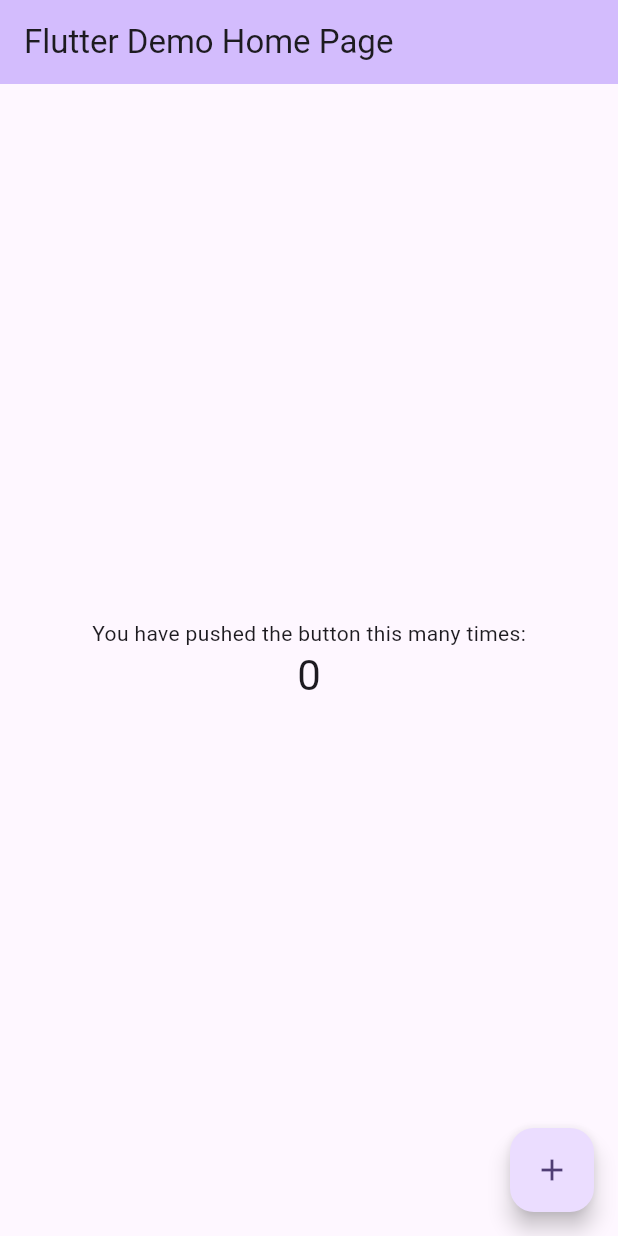
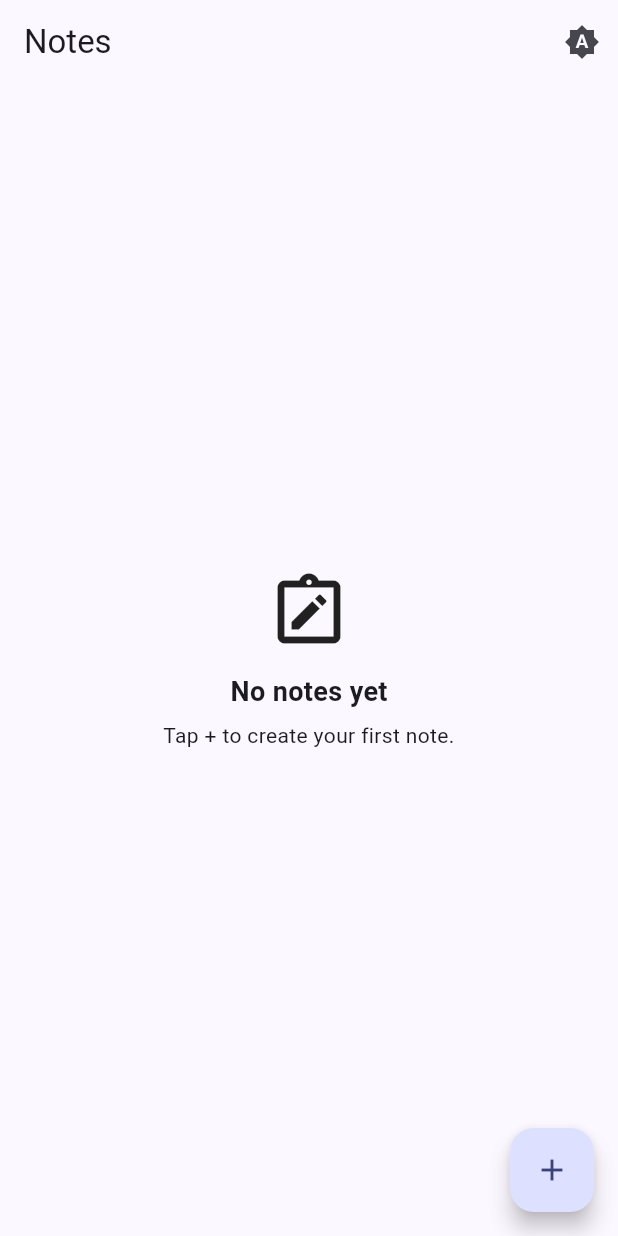
Before and after one commit to ashutoshdube89-code/notes_app, a Flutter app: the screen it shows after launch, on a phone screen of 412 x 824 dp. Run offline on Flutter 3.47's test engine with Material 3 defaults, Android fonts, the phone set to English and light mode, and no system bars; our stand-ins replace shared_preferences.

Commit message:
Add home screen, note card, and light/dark theme

```diff
--- a/lib/main.dart
+++ b/lib/main.dart
@@ -1,121 +1,43 @@
-import 'package:material_ui/material_ui.dart';
+import 'package:flutter/material.dart';
+import 'screens/home_screen.dart';
 
 void main() {
-  runApp(const MyApp());
+  runApp(const NotesApp());
 }
 
-class MyApp extends StatelessWidget {
-  const MyApp({super.key});
+class NotesApp extends StatefulWidget {
+  const NotesApp({super.key});
 
-  // This widget is the root of your application.
+  @override
+  State<NotesApp> createState() => _NotesAppState();
+}
+
+class _NotesAppState extends State<NotesApp> {
+  ThemeMode _themeMode = ThemeMode.system;
+
   @override
   Widget build(BuildContext context) {
     return MaterialApp(
-      title: 'Flutter Demo',
+      title: 'Notes',
+      debugShowCheckedModeBanner: false,
+      themeMode: _themeMode,
       theme: ThemeData(
-        // This is the theme of your application.
-        //
-        // TRY THIS: Try running your application with "flutter run". You'll see
-        // the application has a purple toolbar. Then, without quitting the app,
-        // try changing the seedColor in the colorScheme below to Colors.green
-        // and then invoke "hot reload" (save your changes or press the "hot
-        // reload" button in a Flutter-supported IDE, or press "r" if you used
-        // the command line to start the app).
-        //
-        // Notice that the counter didn't reset back to zero; the application
-        // state is not lost during the reload. To reset the state, use hot
-        // restart instead.
-        //
-        // This works for code too, not just values: Most code changes can be
-        // tested with just a hot reload.
-        colorScheme: .fromSeed(seedColor: Colors.deepPurple),
+        useMaterial3: true,
+        colorSchemeSeed: Colors.indigo,
+        brightness: Brightness.light,
       ),
-      home: const MyHomePage(title: 'Flutter Demo Home Page'),
-    );
-  }
-}
-
-class MyHomePage extends StatefulWidget {
-  const MyHomePage({super.key, required this.title});
-
-  // This widget is the home page of your application. It is stateful, meaning
-  // that it has a State object (defined below) that contains fields that affect
-  // how it looks.
-
-  // This class is the configuration for the state. It holds the values (in this
-  // case the title) provided by the parent (in this case the App widget) and
-  // used by the build method of the State. Fields in a Widget subclass are
-  // always marked "final".
-
-  final String title;
-
-  @override
-  State<MyHomePage> createState() => _MyHomePageState();
-}
-
-class _MyHomePageState extends State<MyHomePage> {
-  int _counter = 0;
-
-  void _incrementCounter() {
-    setState(() {
-      // This call to setState tells the Flutter framework that something has
-      // changed in this State, which causes it to rerun the build method below
-      // so that the display can reflect the updated values. If we changed
-      // _counter without calling setState(), then the build method would not be
-      // called again, and so nothing would appear to happen.
-      _counter++;
-    });
-  }
-
-  @override
-  Widget build(BuildContext context) {
-    // This method is rerun every time setState is called, for instance as done
-    // by the _incrementCounter method above.
-    //
-    // The Flutter framework has been optimized to make rerunning build methods
-    // fast, so that you can just rebuild anything that needs updating rather
-    // than having to individually change instances of widgets.
-    return Scaffold(
-      appBar: AppBar(
-        // TRY THIS: Try changing the color here to a specific color (to
-        // Colors.amber, perhaps?) and trigger a hot reload to see the AppBar
-        // change color while the other colors stay the same.
-        backgroundColor: Theme.of(context).colorScheme.inversePrimary,
-        // Here we take the value from the MyHomePage object that was created by
-        // the App.build method, and use it to set our appbar title.
-        title: Text(widget.title),
+      darkTheme: ThemeData(
+        useMaterial3: true,
+        colorSchemeSeed: Colors.indigo,
+        brightness: Brightness.dark,
       ),
-      body: Center(
-        // Center is a layout widget. It takes a single child and positions it
-        // in the middle of the parent.
-        child: Column(
-          // Column is also a layout widget. It takes a list of children and
-          // arranges them vertically. By default, it sizes itself to fit its
-          // children horizontally, and tries to be as tall as its parent.
-          //
-          // Column has various properties to control how it sizes itself and
-          // how it positions its children. Here we use mainAxisAlignment to
-          // center the children vertically; the main axis here is the vertical
-          // axis because Columns are vertical (the cross axis would be
-          // horizontal).
-          //
-          // TRY THIS: Invoke "debug painting" (choose the "Toggle Debug Paint"
-          // action in the IDE, or press "p" in the console), to see the
-          // wireframe for each widget.
-          mainAxisAlignment: .center,
-          children: [
-            const Text('You have pushed the button this many times:'),
-            Text(
-              '$_counter',
-              style: Theme.of(context).textTheme.headlineMedium,
-            ),
-          ],
-        ),
-      ),
-      floatingActionButton: FloatingActionButton(
-        onPressed: _incrementCounter,
-        tooltip: 'Increment',
-        child: const Icon(Icons.add),
+      home: HomeScreen(
+        themeMode: _themeMode,
+        onThemeModeChanged: (mode) {
+          setState(() {
+            _themeMode = mode;
+          });
+        },
       ),
     );
   }
--- /dev/null
+++ b/lib/screens/home_screen.dart
@@ -0,0 +1,131 @@
+import 'package:flutter/material.dart';
+import '../models/note.dart';
+import '../services/notes_storage.dart';
+import '../widgets/note_card.dart';
+
+class HomeScreen extends StatefulWidget {
+  final ThemeMode themeMode;
+  final ValueChanged<ThemeMode> onThemeModeChanged;
+
+  const HomeScreen({
+    super.key,
+    required this.themeMode,
+    required this.onThemeModeChanged,
+  });
+
+  @override
+  State<HomeScreen> createState() => _HomeScreenState();
+}
+
+class _HomeScreenState extends State<HomeScreen> {
+  final NotesStorage _storage = NotesStorage();
+  List<Note> _notes = [];
+  bool _isLoading = true;
+
+  @override
+  void initState() {
+    super.initState();
+    _loadNotes();
+  }
+
+  Future<void> _loadNotes() async {
+    final loaded = await _storage.loadNotes();
+    loaded.sort((a, b) => b.updatedAt.compareTo(a.updatedAt));
+    if (!mounted) return;
+    setState(() {
+      _notes = loaded;
+      _isLoading = false;
+    });
+  }
+
+  Future<void> _deleteNote(Note note) async {
+    final updated = _notes.where((item) => item.id != note.id).toList();
+    setState(() {
+      _notes = updated;
+    });
+    await _storage.saveNotes(updated);
+
+    if (!mounted) return;
+    ScaffoldMessenger.of(context).showSnackBar(
+      const SnackBar(content: Text('Note deleted')),
+    );
+  }
+
+  void _cycleThemeMode() {
+    final nextMode = switch (widget.themeMode) {
+      ThemeMode.system => ThemeMode.light,
+      ThemeMode.light => ThemeMode.dark,
+      ThemeMode.dark => ThemeMode.system,
+    };
+    widget.onThemeModeChanged(nextMode);
+  }
+
+  IconData _themeIcon() {
+    return switch (widget.themeMode) {
+      ThemeMode.system => Icons.brightness_auto,
+      ThemeMode.light => Icons.light_mode,
+      ThemeMode.dark => Icons.dark_mode,
+    };
+  }
+
+  @override
+  Widget build(BuildContext context) {
+    return Scaffold(
+      appBar: AppBar(
+        title: const Text('Notes'),
+        actions: [
+          IconButton(
+            icon: Icon(_themeIcon()),
+            tooltip: 'Switch theme',
+            onPressed: _cycleThemeMode,
+          ),
+        ],
+      ),
+      body: _isLoading
+          ? const Center(child: CircularProgressIndicator())
+          : _notes.isEmpty
+              ? const Center(
+                  child: Padding(
+                    padding: EdgeInsets.all(24),
+                    child: Column(
+                      mainAxisSize: MainAxisSize.min,
+                      children: [
+                        Icon(Icons.note_alt_outlined, size: 56),
+                        SizedBox(height: 12),
+                        Text(
+                          'No notes yet',
+                          style: TextStyle(fontSize: 18, fontWeight: FontWeight.w600),
+                        ),
+                        SizedBox(height: 6),
+                        Text(
+                          'Tap + to create your first note.',
+                          textAlign: TextAlign.center,
+                        ),
+                      ],
+                    ),
+                  ),
+                )
+              : ListView.builder(
+                  padding: const EdgeInsets.only(top: 8, bottom: 80),
+                  itemCount: _notes.length,
+                  itemBuilder: (context, index) {
+                    final note = _notes[index];
+                    return NoteCard(
+                      note: note,
+                      onTap: () {
+                        // Editor screen will be added in the next feature branch
+                      },
+                      onDelete: () => _deleteNote(note),
+                    );
+                  },
+                ),
+      floatingActionButton: FloatingActionButton(
+        onPressed: () {
+          // Editor screen will be added in the next feature branch
+        },
+        tooltip: 'New note',
+        child: const Icon(Icons.add),
+      ),
+    );
+  }
+}
```
Also changed, not shown: lib/widgets/note_card.dart (added, +80 -0 lines).
